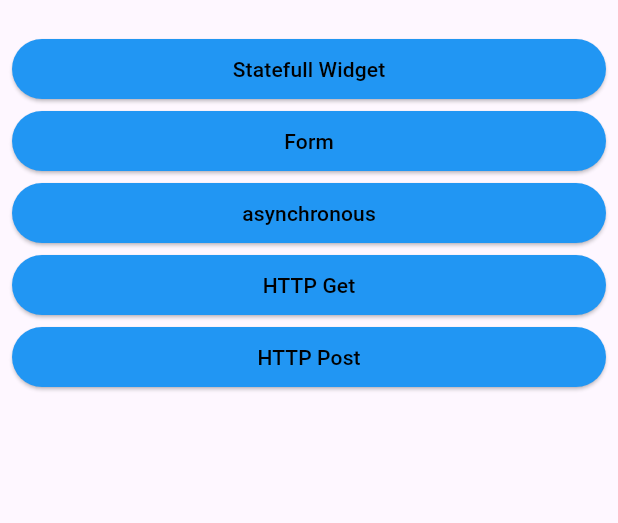
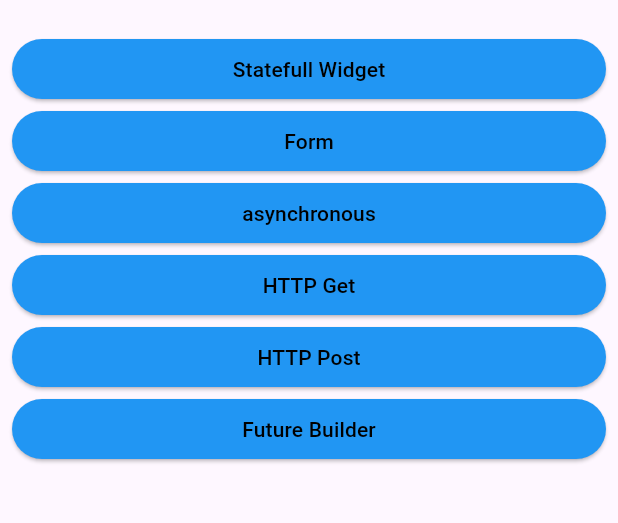
Before and after one commit to indrayoga/memulai_flutter, a Flutter app: the screen it shows after launch, on a phone screen of 412 x 824 dp, the part 63-586 px from its top. Run offline on Flutter 3.47's test engine with Material 3 defaults, Android fonts, the phone set to English and light mode, and no system bars.

Commit message:
update mater future builder

```diff
--- a/lib/main.dart
+++ b/lib/main.dart
@@ -2,6 +2,7 @@ import 'package:flutter/material.dart';
 import 'package:memulai_flutter/async_page.dart';
 import 'package:memulai_flutter/counter_page.dart';
 import 'package:memulai_flutter/form_page.dart';
+import 'package:memulai_flutter/future_builder_page.dart';
 import 'package:memulai_flutter/http_get_page.dart';
 import 'package:memulai_flutter/http_post_page.dart';
 
@@ -129,6 +130,25 @@ class HomePage extends StatelessWidget {
               ),
             ),
           ),
+          ElevatedButton(
+            onPressed: () {
+              //cara penggunaan navigation
+              Navigator.of(context).push(
+                MaterialPageRoute(
+                  builder: (context) => FutureBuilderPage(),
+                ),
+              );
+            },
+            style: ElevatedButton.styleFrom(
+              backgroundColor: Colors.blue,
+            ),
+            child: Text(
+              "Future Builder",
+              style: TextStyle(
+                color: Colors.black,
+              ),
+            ),
+          ),
         ],
       ),
     );
```
Also changed, not shown: lib/future_builder_page.dart (added, +54 -0 lines).
